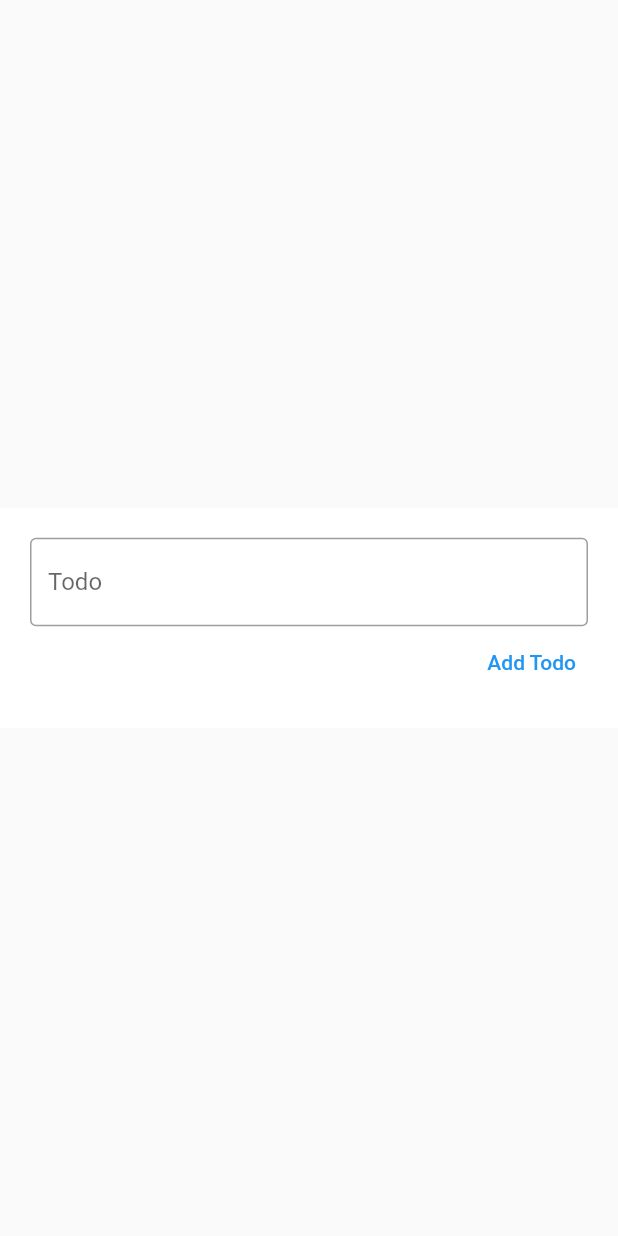
After one commit to seif-baazouzi/todosapp, a Flutter app: the screen it shows after launch, after a tap on the "add" icon, on a phone screen of 412 x 824 dp. The commit adds this screen. Run offline on Flutter 3.47's test engine with Material 2 defaults, Android fonts, the phone set to English and light mode, and no system bars.

Commit message:
add todos

```diff
--- /dev/null
+++ b/lib/Widgets/add-todo.dart
@@ -0,0 +1,49 @@
+import 'package:flutter/material.dart';
+
+class AddTodo extends StatefulWidget {
+  final Function(String) addTodo;
+
+  const AddTodo({super.key, required this.addTodo});
+
+  @override
+  State<AddTodo> createState() => _AddTodoState();
+}
+
+class _AddTodoState extends State<AddTodo> {
+  final _todoController = TextEditingController();
+
+  @override
+  Widget build(BuildContext context) {
+    return Scaffold(
+      body: Center(
+        child: Container(
+          width: 500,
+          padding: const EdgeInsetsDirectional.all(20),
+          color: Colors.white,
+          child: Column(
+            mainAxisSize: MainAxisSize.min,
+            crossAxisAlignment: CrossAxisAlignment.end,
+            children: <Widget>[
+              TextField(
+                controller: _todoController,
+                decoration: const InputDecoration(
+                  border: OutlineInputBorder(),
+                  label: Text("Todo"),
+                ),
+              ),
+              TextButton(
+                onPressed: () => addTodoCallback(context),
+                child: const Text("Add Todo"),
+              )
+            ],
+          ),
+        ),
+      ),
+    );
+  }
+
+  void addTodoCallback(context) {
+    widget.addTodo(_todoController.text);
+    Navigator.pop(context);
+  }
+}
--- a/lib/main.dart
+++ b/lib/main.dart
@@ -1,5 +1,6 @@
 import 'package:flutter/material.dart';
 import 'package:todosapp/Models/todo.dart';
+import 'package:todosapp/Widgets/add-todo.dart';
 import 'package:todosapp/Widgets/todos-list.dart';
 
 void main() {
@@ -38,6 +39,20 @@ class _MyHomePageState extends State<MyHomePage> {
   Widget build(BuildContext context) {
     return Scaffold(
       body: Center(child: TodosList(todos: todos)),
+      floatingActionButton: FloatingActionButton(
+        onPressed: showAddTodoPopup,
+        child: const Icon(Icons.add),
+      ),
     );
   }
+
+  void showAddTodoPopup() {
+    showDialog(context: context, builder: (ctx) => AddTodo(addTodo: _addTodo));
+  }
+
+  void _addTodo(String todo) {
+    setState(() {
+      todos.add(Todo(todo: todo, done: false));
+    });
+  }
 }
```
